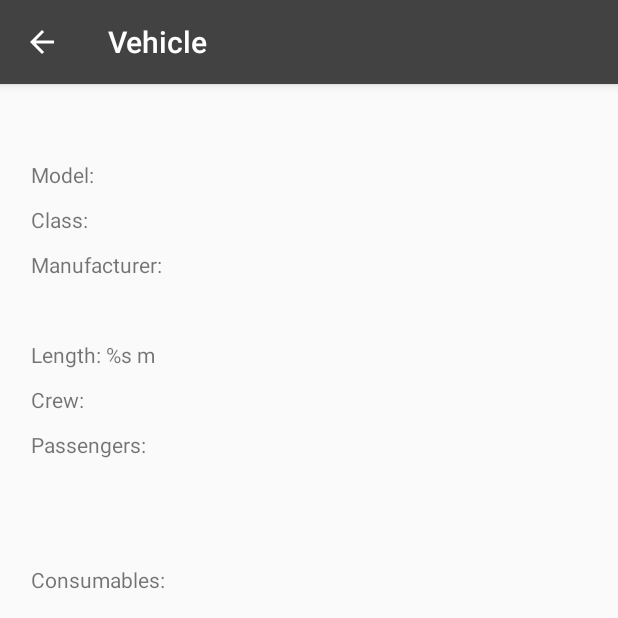
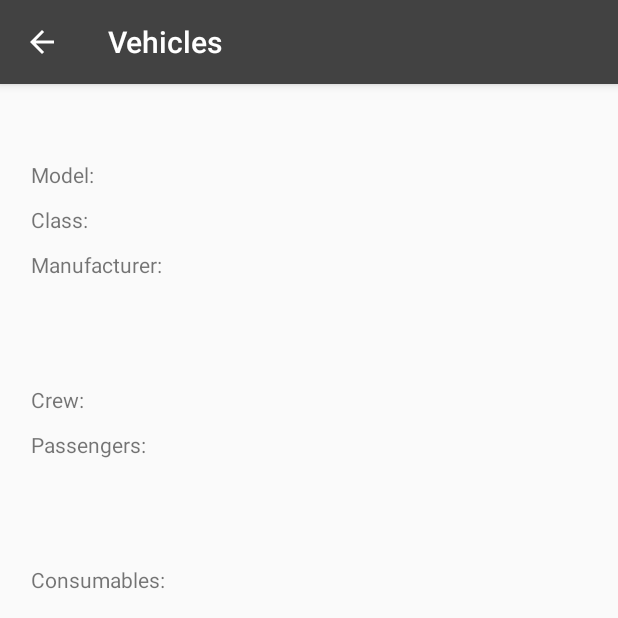
Before and after one commit to SandraKuzmic/StarWarsApp, an Android app: the VehicleActivity screen opened directly, with no data from a screen before it, on a phone screen of 412 x 824 dp, the top half of it. Run offline under Robolectric (Android 15) with nearby library versions, the phone set to English and light mode, and no system bars; our stand-ins replace data binding; network calls fail; 12 statements that could not run were skipped.

Commit message:
add minor changes

```diff
--- a/app/src/main/AndroidManifest.xml
+++ b/app/src/main/AndroidManifest.xml
@@ -68,7 +68,7 @@
 
         <activity
             android:name=".activity.VehicleActivity"
-            android:label="Vehicle"
+            android:label="Vehicles"
             android:parentActivityName=".activity.ListActivity">
             <meta-data
                 android:name="android.support.PARENT_ACTIVITY"
--- a/app/src/main/java/android/sandra/com/starwarsapp/activity/VehicleActivity.kt
+++ b/app/src/main/java/android/sandra/com/starwarsapp/activity/VehicleActivity.kt
@@ -27,7 +27,7 @@ class VehicleActivity : AppCompatActivity() {
         mBinding.tvVehicleClass.append(vehicle.vehicleClass)
         mBinding.tvVehicleManufacturer.append(vehicle.manufacturer)
         mBinding.tvVehicleCostInCredits.text = resources.getString(R.string.cost, vehicle.costInCredits)
-        mBinding.tvVehicleLength.text = resources.getString(R.string.length_m)
+        mBinding.tvVehicleLength.text = resources.getString(R.string.length_m, vehicle.length)
         mBinding.tvVehicleCrew.append(vehicle.crew)
         mBinding.tvVehiclePassengers.append(vehicle.passengers)
         mBinding.tvVehicleMaxAtmospheringSpeed.text = resources.getString(R.string.max_speed, vehicle.maxAtmospheringSpeed)
--- a/app/src/main/res/values/strings.xml
+++ b/app/src/main/res/values/strings.xml
@@ -42,7 +42,7 @@
     <string name="max_speed">Max atmosphering speed: %s kph</string>
     <string name="hyperdrive_rating">Hyperdrive rating:\u0020</string>
     <string name="mglt">MGLT:\u0020</string>
-    <string name="cargo_capacity">Cargo capacity %s kg</string>
+    <string name="cargo_capacity">Cargo capacity: %s kg</string>
     <string name="consumables">Consumables:\u0020</string>
 
 </resources>
```
